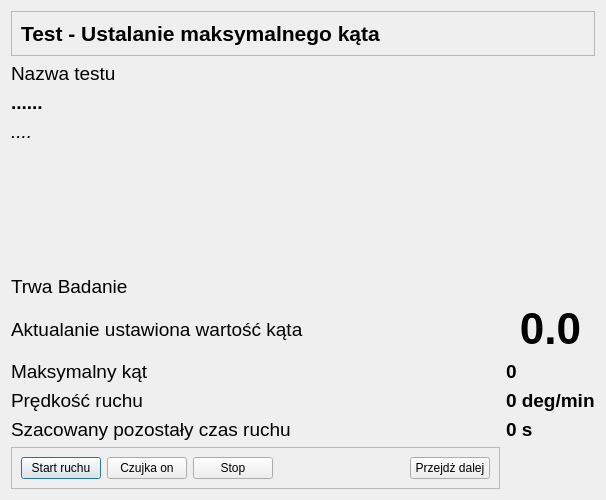
Before: the Qt Designer form CzujkiLinioweApp/oknobadaniamaksymalnegokata.ui in wiacekmarcin/CzujkiLiniowe, drawn with Qt 5.
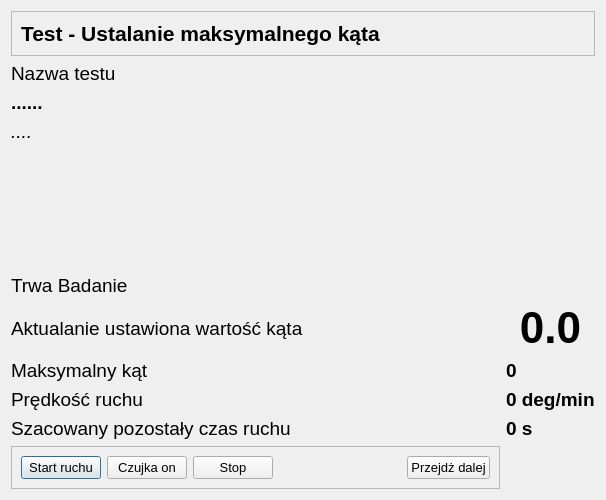
After: the same form once the commit is applied.

The edit to the form file:
```diff
--- a/CzujkiLinioweApp/oknobadaniamaksymalnegokata.ui
+++ b/CzujkiLinioweApp/oknobadaniamaksymalnegokata.ui
@@ -22,6 +22,12 @@
     <height>1200</height>
    </size>
   </property>
+  <property name="font">
+   <font>
+    <family>Arial</family>
+    <pointsize>10</pointsize>
+   </font>
+  </property>
   <property name="windowTitle">
    <string>Test niewspółosiowości</string>
   </property>
@@ -44,8 +50,8 @@
     <widget class="QLabel" name="kat">
      <property name="font">
       <font>
+       <family>Arial</family>
        <pointsize>33</pointsize>
-       <weight>75</weight>
        <bold>true</bold>
       </font>
      </property>
@@ -61,6 +67,7 @@
     <widget class="QLabel" name="ekat">
      <property name="font">
       <font>
+       <family>Arial</family>
        <pointsize>14</pointsize>
       </font>
      </property>
@@ -99,8 +106,8 @@
     <widget class="QLabel" name="speed">
      <property name="font">
       <font>
+       <family>Arial</family>
        <pointsize>14</pointsize>
-       <weight>75</weight>
        <bold>true</bold>
       </font>
      </property>
@@ -141,6 +148,7 @@
     <widget class="QLabel" name="label_3">
      <property name="font">
       <font>
+       <family>Arial</family>
        <pointsize>14</pointsize>
       </font>
      </property>
@@ -153,8 +161,8 @@
     <widget class="QLabel" name="szacowanyczas">
      <property name="font">
       <font>
+       <family>Arial</family>
        <pointsize>14</pointsize>
-       <weight>75</weight>
        <bold>true</bold>
       </font>
      </property>
@@ -167,6 +175,7 @@
     <widget class="QLabel" name="eBadanie">
      <property name="font">
       <font>
+       <family>Arial</family>
        <pointsize>14</pointsize>
       </font>
      </property>
@@ -195,8 +204,8 @@
     <widget class="QLabel" name="maxkat">
      <property name="font">
       <font>
+       <family>Arial</family>
        <pointsize>14</pointsize>
-       <weight>75</weight>
        <bold>true</bold>
       </font>
      </property>
@@ -209,6 +218,7 @@
     <widget class="QLabel" name="emaxkat">
      <property name="font">
       <font>
+       <family>Arial</family>
        <pointsize>14</pointsize>
       </font>
      </property>
@@ -221,6 +231,7 @@
     <widget class="QLabel" name="eCzas">
      <property name="font">
       <font>
+       <family>Arial</family>
        <pointsize>14</pointsize>
       </font>
      </property>
```
Left out of the diff: 6 changed lines with no effect on the pictures.
